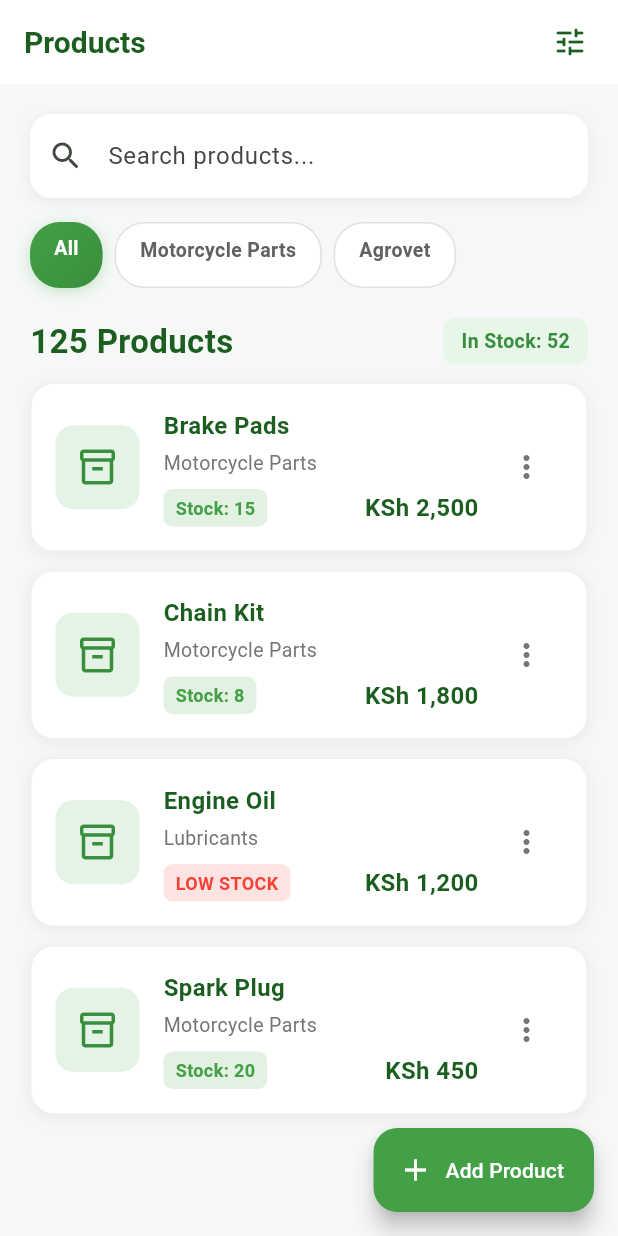
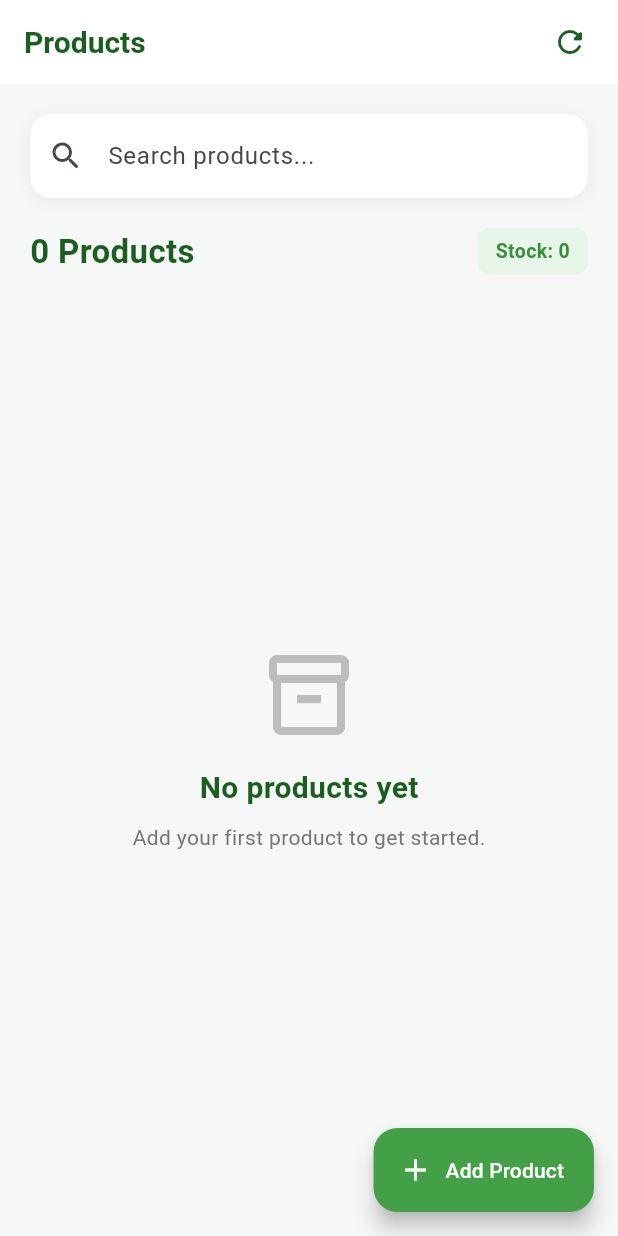
Before and after one commit to Moses361/business_dash, a Flutter app: the ProductsScreen screen opened directly, on a phone screen of 412 x 824 dp. Run offline on Flutter 3.47's test engine with Material 3 defaults, Android fonts, the phone set to English and light mode, and no system bars; our stand-ins replace sqflite; accounts and stored records are empty.

Commit message:
feat: connect products to local database

```diff
--- a/lib/repositories/product_repository.dart
+++ b/lib/repositories/product_repository.dart
@@ -29,7 +29,58 @@ class ProductRepository {
       orderBy: 'id DESC',
     );
 
-    return rows.map((row) {
+    return rows.map(_productFromMap).toList();
+  }
+
+  Future<Product?> getProductById(int id) async {
+    final Database database = await _databaseService.database;
+
+    final List<Map<String, dynamic>> rows = await database.query(
+      DatabaseService.productsTable,
+      where: 'id = ?',
+      whereArgs: [id],
+      limit: 1,
+    );
+
+    if (rows.isEmpty) {
+      return null;
+    }
+
+    return _productFromMap(rows.first);
+  }
+
+  Future<int> updateProduct(Product product) async {
+    if (product.id == null) {
+      throw ArgumentError('Product ID is required to update a product.');
+    }
+
+    final Database database = await _databaseService.database;
+
+    return database.update(
+      DatabaseService.productsTable,
+      {
+        'name': product.name,
+        'category': product.category,
+        'buying_price': product.buyingPrice,
+        'selling_price': product.sellingPrice,
+        'stock_quantity': product.stockQuantity,
+      },
+      where: 'id = ?',
+      whereArgs: [product.id],
+    );
+  }
+
+  Future<int> deleteProduct(int id) async {
+    final Database database = await _databaseService.database;
+
+    return database.delete(
+      DatabaseService.productsTable,
+      where: 'id = ?',
+      whereArgs: [id],
+    );
+  }
+
+  Product _productFromMap(Map<String, dynamic> row) {
     return Product(
       id: row['id'] as int,
       name: row['name'] as String,
@@ -38,6 +89,5 @@ class ProductRepository {
       sellingPrice: (row['selling_price'] as num).toDouble(),
       stockQuantity: row['stock_quantity'] as int,
     );
-    }).toList();
   }
 }
--- a/lib/screens/add_product_screen.dart
+++ b/lib/screens/add_product_screen.dart
@@ -1,4 +1,7 @@
 import 'package:flutter/material.dart';
+
+import '../models/product.dart';
+import '../repositories/product_repository.dart';
 
 class AddProductScreen extends StatefulWidget {
   const AddProductScreen({super.key});
@@ -15,6 +18,8 @@ class _AddProductScreenState extends State<AddProductScreen> {
   final _sellingPriceController = TextEditingController();
   final _stockController = TextEditingController();
 
+  final ProductRepository _productRepository = ProductRepository();
+
   String selectedCategory = 'Motorcycle Parts';
 
   @override
@@ -26,14 +31,28 @@ class _AddProductScreenState extends State<AddProductScreen> {
     super.dispose();
   }
 
-  void saveProduct() {
+  Future<void> saveProduct() async {
     if (!_formKey.currentState!.validate()) {
       return;
     }
 
+    final product = Product(
+      name: _nameController.text.trim(),
+      category: selectedCategory,
+      buyingPrice: double.parse(_buyingPriceController.text.trim()),
+      sellingPrice: double.parse(_sellingPriceController.text.trim()),
+      stockQuantity: int.parse(_stockController.text.trim()),
+    );
+
+    await _productRepository.insertProduct(product);
+
+    if (!mounted) return;
+
     ScaffoldMessenger.of(
       context,
     ).showSnackBar(const SnackBar(content: Text('Product saved successfully')));
+
+    Navigator.pop(context);
   }
 
   @override
--- a/lib/screens/products_screen.dart
+++ b/lib/screens/products_screen.dart
@@ -1,13 +1,58 @@
 import 'package:flutter/material.dart';
 
+import '../models/product.dart';
+import '../repositories/product_repository.dart';
 import '../widgets/product_card.dart';
 import 'add_product_screen.dart';
 
-class ProductsScreen extends StatelessWidget {
+class ProductsScreen extends StatefulWidget {
   const ProductsScreen({super.key});
 
   @override
+  State<ProductsScreen> createState() => _ProductsScreenState();
+}
+
+class _ProductsScreenState extends State<ProductsScreen> {
+  final ProductRepository _productRepository = ProductRepository();
+
+  List<Product> _products = [];
+  bool _isLoading = true;
+
+  @override
+  void initState() {
+    super.initState();
+    _loadProducts();
+  }
+
+  Future<void> _loadProducts() async {
+    final products = await _productRepository.getProducts();
+
+    if (!mounted) return;
+
+    setState(() {
+      _products = products;
+      _isLoading = false;
+    });
+  }
+
+  Future<void> _openAddProduct() async {
+    await Navigator.push(
+      context,
+      MaterialPageRoute(builder: (context) => const AddProductScreen()),
+    );
+
+    await _loadProducts();
+  }
+
+  @override
   Widget build(BuildContext context) {
+    final totalProducts = _products.length;
+
+    final totalStock = _products.fold<int>(
+      0,
+      (total, product) => total + product.stockQuantity,
+    );
+
     return Scaffold(
       backgroundColor: const Color(0xFFF6F8F7),
       appBar: AppBar(
@@ -18,7 +63,11 @@ class ProductsScreen extends StatelessWidget {
           style: TextStyle(fontWeight: FontWeight.bold, fontSize: 20),
         ),
         actions: [
-          IconButton(onPressed: () {}, icon: const Icon(Icons.tune_rounded)),
+          IconButton(
+            onPressed: _loadProducts,
+            icon: const Icon(Icons.refresh_rounded),
+            tooltip: 'Refresh products',
+          ),
           const SizedBox(width: 8),
         ],
       ),
@@ -39,42 +88,13 @@ class ProductsScreen extends StatelessWidget {
                   ),
                 ],
               ),
-              child: TextField(
+              child: const TextField(
                 decoration: InputDecoration(
                   hintText: 'Search products...',
-                  prefixIcon: const Icon(Icons.search_rounded),
+                  prefixIcon: Icon(Icons.search_rounded),
                   border: InputBorder.none,
-                  contentPadding: const EdgeInsets.all(16),
+                  contentPadding: EdgeInsets.all(16),
                 ),
-              ),
-            ),
-
-            const SizedBox(height: 16),
-
-            SizedBox(
-              height: 44,
-              child: ListView(
-                scrollDirection: Axis.horizontal,
-                physics: const BouncingScrollPhysics(),
-                children: [
-                  _CustomFilterChip(
-                    label: 'All',
-                    selected: true,
-                    onSelected: (_) {},
-                  ),
-                  const SizedBox(width: 8),
-                  _CustomFilterChip(
-                    label: 'Motorcycle Parts',
-                    selected: false,
-                    onSelected: (_) {},
-                  ),
-                  const SizedBox(width: 8),
-                  _CustomFilterChip(
-                    label: 'Agrovet',
-                    selected: false,
-                    onSelected: (_) {},
-                  ),
-                ],
               ),
             ),
 
@@ -83,9 +103,12 @@ class ProductsScreen extends StatelessWidget {
             Row(
               mainAxisAlignment: MainAxisAlignment.spaceBetween,
               children: [
-                const Text(
-                  '125 Products',
-                  style: TextStyle(fontSize: 22, fontWeight: FontWeight.bold),
+                Text(
+                  '$totalProducts Products',
+                  style: const TextStyle(
+                    fontSize: 22,
+                    fontWeight: FontWeight.bold,
+                  ),
                 ),
                 Container(
                   padding: const EdgeInsets.symmetric(
@@ -97,7 +120,7 @@ class ProductsScreen extends StatelessWidget {
                     borderRadius: BorderRadius.circular(8),
                   ),
                   child: Text(
-                    'In Stock: 52',
+                    'Stock: $totalStock',
                     style: TextStyle(
                       fontSize: 13,
                       fontWeight: FontWeight.w600,
@@ -110,140 +133,63 @@ class ProductsScreen extends StatelessWidget {
 
             const SizedBox(height: 12),
 
-            Expanded(
-              child: ListView(
-                children: const [
-                  ProductCard(
-                    name: 'Brake Pads',
-                    category: 'Motorcycle Parts',
-                    stock: 15,
-                    price: 'KSh 2,500',
-                  ),
-
-                  ProductCard(
-                    name: 'Chain Kit',
-                    category: 'Motorcycle Parts',
-                    stock: 8,
-                    price: 'KSh 1,800',
-                  ),
-
-                  ProductCard(
-                    name: 'Engine Oil',
-                    category: 'Lubricants',
-                    stock: 4,
-                    price: 'KSh 1,200',
-                  ),
-
-                  ProductCard(
-                    name: 'Spark Plug',
-                    category: 'Motorcycle Parts',
-                    stock: 20,
-                    price: 'KSh 450',
-                  ),
-                ],
-              ),
-            ),
+            Expanded(child: _buildProductList()),
           ],
         ),
       ),
       floatingActionButton: FloatingActionButton.extended(
-        onPressed: () {
-          Navigator.push(
-            context,
-            MaterialPageRoute(builder: (context) => const AddProductScreen()),
-          );
-        },
+        onPressed: _openAddProduct,
         icon: const Icon(Icons.add),
         label: const Text('Add Product'),
       ),
     );
   }
-}
 
-class _CustomFilterChip extends StatefulWidget {
-  final String label;
-  final bool selected;
-  final Function(bool) onSelected;
+  Widget _buildProductList() {
+    if (_isLoading) {
+      return const Center(child: CircularProgressIndicator());
+    }
 
-  const _CustomFilterChip({
-    required this.label,
-    required this.selected,
-    required this.onSelected,
-  });
+    if (_products.isEmpty) {
+      return Center(
+        child: Column(
+          mainAxisAlignment: MainAxisAlignment.center,
+          children: [
+            Icon(
+              Icons.inventory_2_outlined,
+              size: 64,
+              color: Colors.grey.shade400,
+            ),
+            const SizedBox(height: 16),
+            const Text(
+              'No products yet',
+              style: TextStyle(fontSize: 20, fontWeight: FontWeight.bold),
+            ),
+            const SizedBox(height: 8),
+            Text(
+              'Add your first product to get started.',
+              style: TextStyle(color: Colors.grey.shade600),
+            ),
+          ],
+        ),
+      );
+    }
 
-  @override
-  State<_CustomFilterChip> createState() => _CustomFilterChipState();
-}
+    return RefreshIndicator(
+      onRefresh: _loadProducts,
+      child: ListView.builder(
+        physics: const AlwaysScrollableScrollPhysics(),
+        itemCount: _products.length,
+        itemBuilder: (context, index) {
+          final product = _products[index];
 
-class _CustomFilterChipState extends State<_CustomFilterChip>
-    with SingleTickerProviderStateMixin {
-  late AnimationController _controller;
-  late Animation<double> _scaleAnimation;
-
-  @override
-  void initState() {
-    super.initState();
-    _controller = AnimationController(
-      duration: const Duration(milliseconds: 200),
-      vsync: this,
-    );
-    _scaleAnimation = Tween<double>(
-      begin: 1.0,
-      end: 0.95,
-    ).animate(CurvedAnimation(parent: _controller, curve: Curves.easeInOut));
-  }
-
-  @override
-  void dispose() {
-    _controller.dispose();
-    super.dispose();
-  }
-
-  @override
-  Widget build(BuildContext context) {
-    return GestureDetector(
-      onTapDown: (_) => _controller.forward(),
-      onTapUp: (_) {
-        _controller.reverse();
-        widget.onSelected(!widget.selected);
-      },
-      onTapCancel: () => _controller.reverse(),
-      child: ScaleTransition(
-        scale: _scaleAnimation,
-        child: Container(
-          padding: const EdgeInsets.symmetric(horizontal: 16, vertical: 8),
-          decoration: BoxDecoration(
-            gradient: widget.selected
-                ? LinearGradient(
-                    colors: [Colors.green.shade600, Colors.green.shade700],
-                    begin: Alignment.topLeft,
-                    end: Alignment.bottomRight,
-                  )
-                : null,
-            color: widget.selected ? null : Colors.white,
-            borderRadius: BorderRadius.circular(20),
-            border: widget.selected
-                ? null
-                : Border.all(color: Colors.grey.shade300),
-            boxShadow: widget.selected
-                ? [
-                    BoxShadow(
-                      color: Colors.green.withValues(alpha: 0.3),
-                      blurRadius: 8,
-                      offset: const Offset(0, 2),
-                    ),
-                  ]
-                : null,
-          ),
-          child: Text(
-            widget.label,
-            style: TextStyle(
-              color: widget.selected ? Colors.white : Colors.grey.shade700,
-              fontWeight: FontWeight.w600,
-              fontSize: 13,
-            ),
-          ),
-        ),
+          return ProductCard(
+            name: product.name,
+            category: product.category,
+            stock: product.stockQuantity,
+            price: 'KSh ${product.sellingPrice.toStringAsFixed(0)}',
+          );
+        },
       ),
     );
   }
```
Lines whose indentation alone changed are shown as unchanged.
